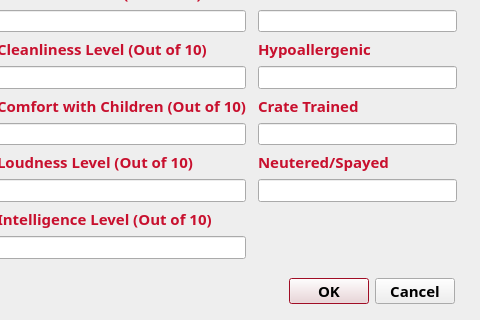
Before: the Qt Designer form cuACS/viewanimals.ui in cameronhawtin/Animal-Farm-cuACS, drawn with Qt 5; both pictures show x 534 to 1014 and y 212 to 532 of the 1014 by 532 pixel window.
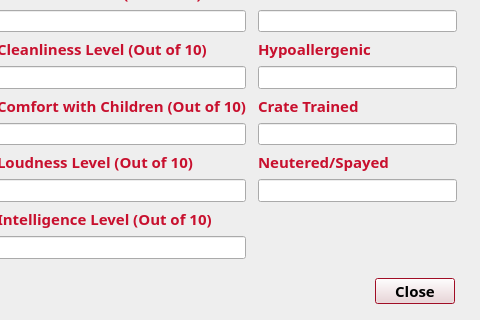
After: the same form once the commit is applied.

Patch:
```diff
--- a/cuACS/viewanimals.ui
+++ b/cuACS/viewanimals.ui
@@ -413,7 +413,7 @@
     <enum>Qt::Horizontal</enum>
    </property>
    <property name="standardButtons">
-    <set>QDialogButtonBox::Cancel|QDialogButtonBox::Ok</set>
+    <set>QDialogButtonBox::Close</set>
    </property>
   </widget>
   <widget class="QWidget" name="horizontalLayoutWidget">
```
